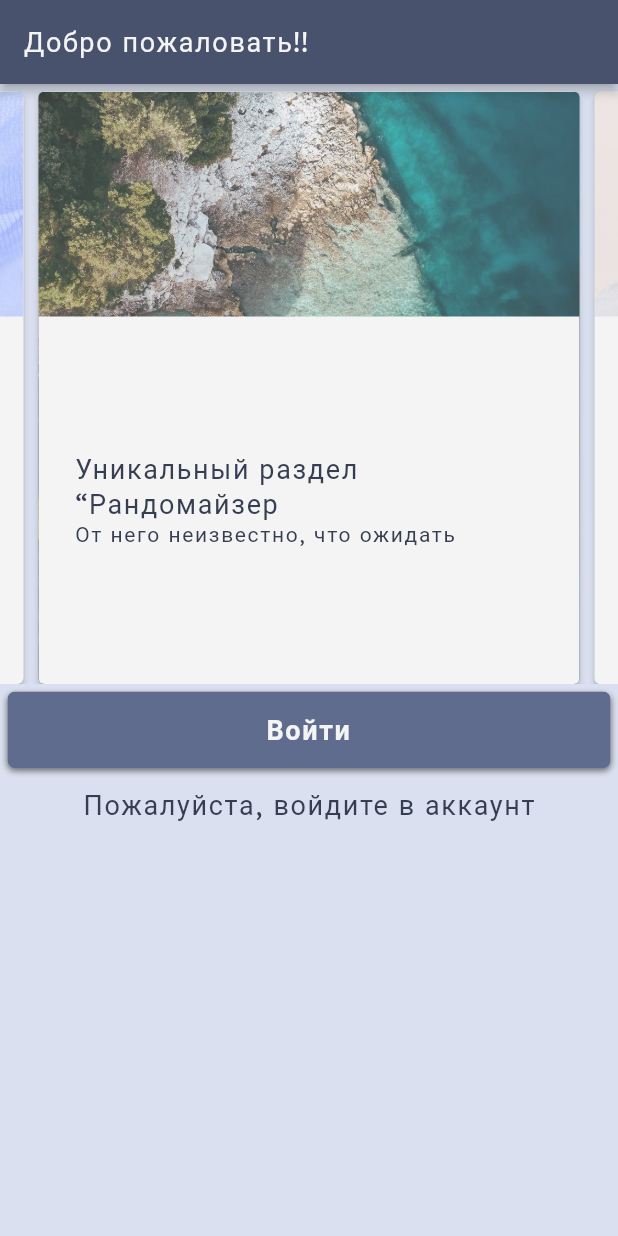
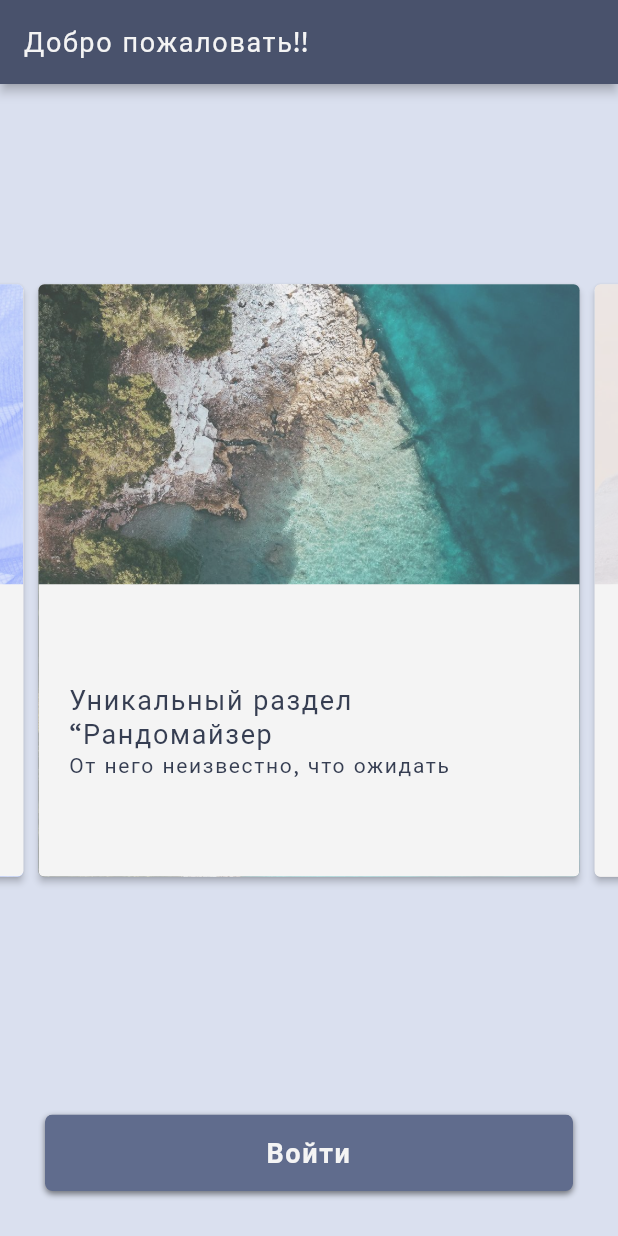
Before and after one commit to ksenia312/crow, a Flutter app: the screen it shows after launch, swiped to page 3, on a phone screen of 412 x 824 dp. Run offline on Flutter 3.47's test engine with Material 2 defaults, Android fonts, the phone set to English and light mode, and no system bars; drawn by our look-alikes of carousel_slider; our stand-ins replace cloud_firestore, firebase_auth, firebase_core, flutter_layout_grid, flutter_svg, fluttertoast and 1 more; accounts and stored records are empty.

Commit message:
layout refactor

```diff
--- a/lib/pages/game_page/game_home/game_home.dart
+++ b/lib/pages/game_page/game_home/game_home.dart
@@ -21,7 +21,7 @@ class _GameHomeState extends State<GameHome> with TickerProviderStateMixin {
   void initState() {
     super.initState();
     _controllerPink = _initializeController();
-    _animationPink = _initializeAnimation(80.0, 20.0, _controllerPink);
+    _animationPink = _initializeAnimation(70.0, 20.0, _controllerPink);
     _addListeners(_controllerPink);
     _controllerPink.forward();
   }
--- a/lib/pages/home_page.dart
+++ b/lib/pages/home_page.dart
@@ -16,11 +16,14 @@ class HomePage extends StatelessWidget {
         title: const AppBarTitle(text: 'Добро пожаловать!!'),
       ),
       body: Center(
-        child: ListView(
+        child: Column(
+          mainAxisAlignment: MainAxisAlignment.end,
           children: [
-            _drawCarousel(),
-
-            AppTextButton(
+            Expanded(child: _drawCarousel()),
+            Padding(
+              padding: const EdgeInsets.all(30.0),
+              child: AppTextButton(
+                margin: EdgeInsets.zero,
                 buttonText: 'Войти',
                 onPressed: () {
                   Navigator.push(
@@ -30,16 +33,6 @@ class HomePage extends StatelessWidget {
                     }),
                   );
                 },
-            ),
-            SizedBox(
-              height: 50,
-              child: Center(
-                child: Text(
-                  'Пожалуйста, войдите в аккаунт',
-                  style: Theme.of(context).textTheme.subtitle1!.apply(
-                    color: Theme.of(context).colorScheme.onSecondary,
-                  ),
-                ),
               ),
             ),
           ],
@@ -68,6 +61,7 @@ class HomePage extends StatelessWidget {
           return Builder(
             builder: (BuildContext context) {
               return ImageCard(
+                imageHeight: 200,
                   headline2: i.value.first,
                   bodyText: i.value.last,
                   initImageNum: i.key + 1 //Random().nextInt(4)+1,
--- a/lib/pages/questions_page/questions_page.dart
+++ b/lib/pages/questions_page/questions_page.dart
@@ -21,7 +21,6 @@ class _QuestionsPageState extends State<QuestionsPage> {
               'Топ вопросов',
           bodyText: 'Самые просматриваемые',
           showCloseButton: false,
-          height: 70,
         ),
         Padding(
           padding: AppIndents.allMargin,
--- a/lib/pages/settings_page/settings_page.dart
+++ b/lib/pages/settings_page/settings_page.dart
@@ -92,7 +92,7 @@ class _SettingsPageState extends State<SettingsPage> {
   _drawEmailEdit(email) {
     return Container(
       margin: AppIndents.basicMargin,
-      child: email != null
+      child: email!=null
           ? AppListTile(
               headline2: '$email',
               bodyText: null,
--- a/lib/pages/statistics_page/statistics_page.dart
+++ b/lib/pages/statistics_page/statistics_page.dart
@@ -18,8 +18,8 @@ class _StatisticsPageState extends State<StatisticsPage> {
           leading: AppBarLeading(iconBack: true),
         ),
         body: const AnnouncementCard(
-          headline2: 'Ваша статистика',
-          bodyText: 'Уникальные параметры вашей активности',
+          headline2: 'Уникальные параметры вашей активности',
+          bodyText: null,
           showCloseButton: false
         ));
   }
--- a/lib/widgets/cards/announcement_card.dart
+++ b/lib/widgets/cards/announcement_card.dart
@@ -12,7 +12,7 @@ class AnnouncementCard extends StatefulWidget {
       {Key? key,
       required this.headline2,
       required this.bodyText,
-      this.height,
+      this.height = 78,
       this.showCloseButton = true})
       : super(key: key);
 
@@ -44,6 +44,7 @@ class _AnnouncementCardState extends State<AnnouncementCard> {
                         onPressed: close,
                       )
                     : null,
+                padding: 4.0,
                 headline2: widget.headline2,
                 bodyText: widget.bodyText,
                 height: widget.height,
--- a/lib/widgets/cards/image_card.dart
+++ b/lib/widgets/cards/image_card.dart
@@ -103,6 +103,7 @@ class ImageCardState extends State<ImageCard> with TickerProviderStateMixin {
             height: widget.listTileHeight,
             color: Theme.of(context).colorScheme.secondary,
             textColor: Theme.of(context).colorScheme.onSecondary,
+            padding:4.0
           ),
         ),
       );
--- a/lib/widgets/list_tile.dart
+++ b/lib/widgets/list_tile.dart
@@ -6,6 +6,7 @@ class AppListTile extends StatelessWidget {
   final Color textColor;
   final Color color;
   final double? height;
+  final double padding;
   final bool softWrap;
   final TextOverflow overflow;
   final Widget? trailing;
@@ -19,6 +20,7 @@ class AppListTile extends StatelessWidget {
       this.height,
       this.softWrap = true,
       this.overflow = TextOverflow.fade,
+      this.padding = 0.0,
       this.trailing})
       : super(key: key);
 
@@ -26,14 +28,18 @@ class AppListTile extends StatelessWidget {
   Widget build(BuildContext context) {
     return Container(
       height: height,
-      padding: const EdgeInsets.all(8),
       color: color,
+      padding: EdgeInsets.all(padding),
       child: Center(
         child: ListTile(
-          title: headline2!=null ? _drawListTileText(
-              context, headline2, Theme.of(context).textTheme.subtitle1!) : null,
-          subtitle: bodyText!=null ? _drawListTileText(
-              context, bodyText, Theme.of(context).textTheme.bodyText1!) : null,
+          title: headline2 != null
+              ? _drawListTileText(
+                  context, headline2, Theme.of(context).textTheme.subtitle1!)
+              : null,
+          subtitle: bodyText != null
+              ? _drawListTileText(
+                  context, bodyText, Theme.of(context).textTheme.bodyText1!)
+              : null,
           trailing: trailing,
         ),
       ),
```
Also changed, not shown: lib/pages/questions_page/widgets/question.dart (+4 -6 lines), lib/pages/tabs_page/widgets/init_dialog.dart (+6 -5 lines). Lines whose indentation alone changed are shown as unchanged.
